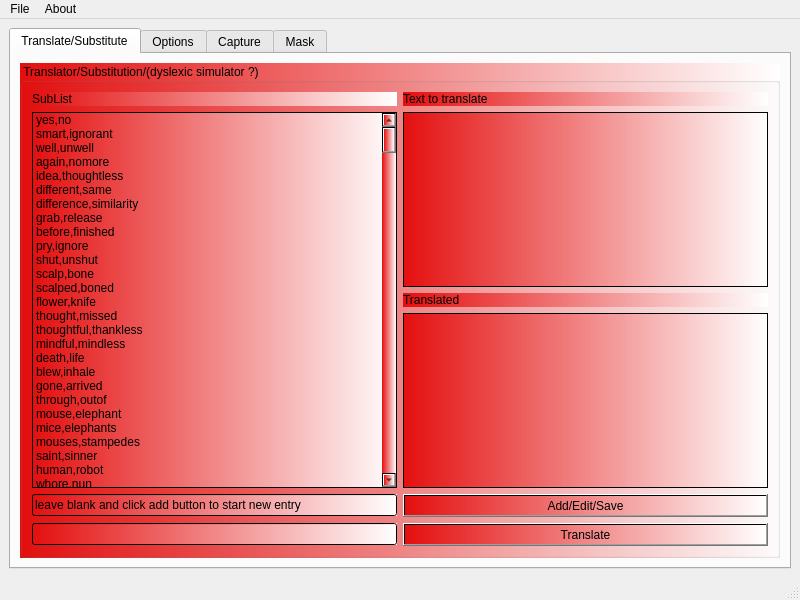
netpipe/RightHand, file mainwindow.ui: the form before one commit.
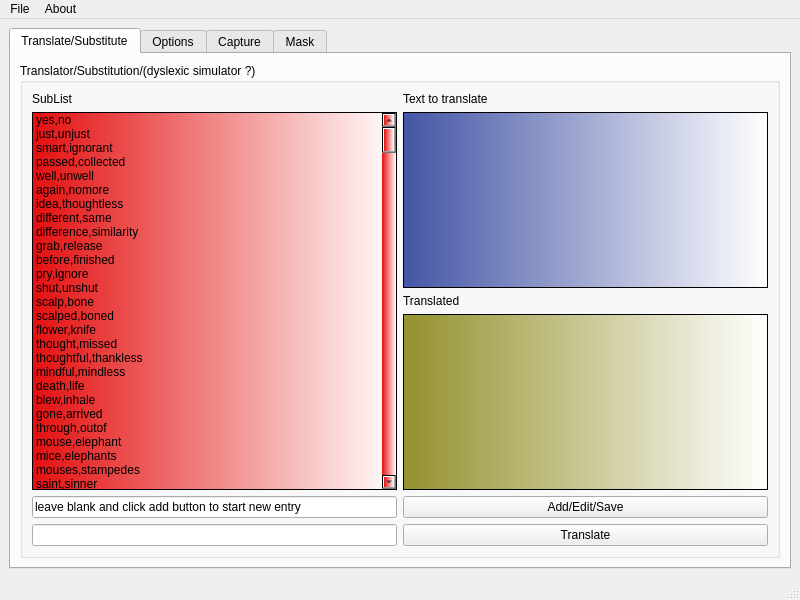
The form after the commit.

What changed in the file:
```diff
--- a/mainwindow.ui
+++ b/mainwindow.ui
@@ -33,9 +33,6 @@
        <layout class="QGridLayout" name="gridLayout_2">
         <item row="0" column="0">
          <widget class="QGroupBox" name="groupBox">
-          <property name="styleSheet">
-           <string notr="true">background:qlineargradient(spread:pad, x1:0, y1:0, x2:1, y2:0, stop:0 rgb(228, 15, 15), stop:1 rgba(255, 255, 255, 255))</string>
-          </property>
           <property name="title">
            <string>Translator/Substitution/(dyslexic simulator ?)</string>
           </property>
@@ -79,10 +76,18 @@
             </widget>
            </item>
            <item row="3" column="1">
-            <widget class="QTextEdit" name="translated"/>
+            <widget class="QTextEdit" name="translated">
+             <property name="styleSheet">
+              <string notr="true">background:qlineargradient(spread:pad, x1:0, y1:0, x2:1, y2:0, stop:0 rgb(148, 145, 45), stop:1 rgba(255, 255, 255, 255))</string>
+             </property>
+            </widget>
            </item>
            <item row="1" column="1">
-            <widget class="QTextEdit" name="input"/>
+            <widget class="QTextEdit" name="input">
+             <property name="styleSheet">
+              <string notr="true">background:qlineargradient(spread:pad, x1:0, y1:0, x2:1, y2:0, stop:0 rgb(68,85, 165), stop:1 rgba(255, 255, 255, 255))</string>
+             </property>
+            </widget>
            </item>
            <item row="4" column="1">
             <widget class="QPushButton" name="editbtn">
@@ -93,16 +98,29 @@
            </item>
            <item row="1" column="0" rowspan="3">
             <widget class="QListWidget" name="sublist">
+             <property name="styleSheet">
+              <string notr="true">background:qlineargradient(spread:pad, x1:0, y1:0, x2:1, y2:0, stop:0 rgb(228, 15, 15), stop:1 rgba(255, 255, 255, 255))</string>
+             </property>
              <item>
               <property name="text">
                <string>yes,no</string>
               </property>
              </item>
+             <item>
+              <property name="text">
+               <string>just,unjust</string>
+              </property>
+             </item>
              <item>
               <property name="text">
                <string>smart,ignorant</string>
               </property>
              </item>
+             <item>
+              <property name="text">
+               <string>passed,collected</string>
+              </property>
+             </item>
              <item>
               <property name="text">
                <string>well,unwell</string>
```
